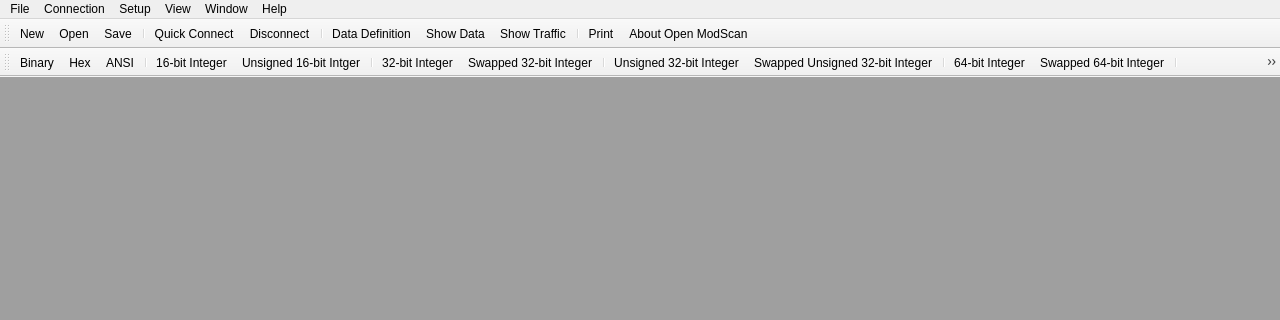
Above: omodscan/mainwindow.ui from sanny32/OpenModScan before the change; both pictures show x 0 to 1280 and y 0 to 320 of the 1280 by 720 pixel window. Below: the same form after it.
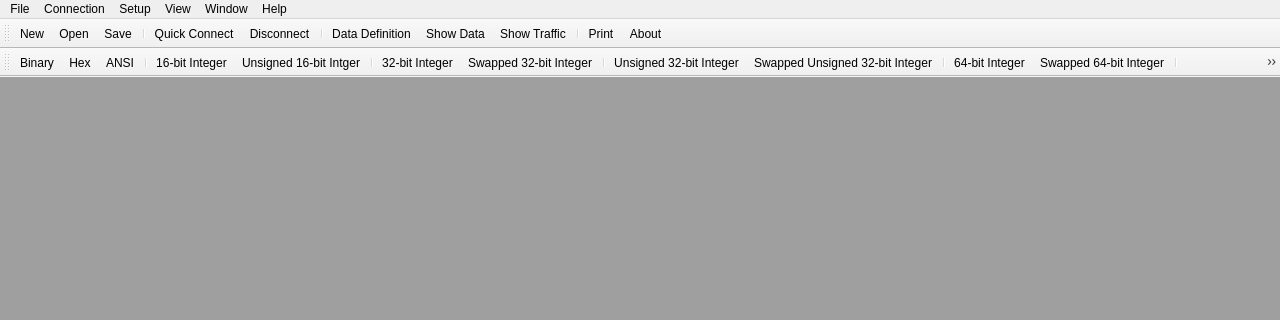
That is the form after the change. Icons and pictures are not drawn.

Patch:
```diff
--- a/omodscan/mainwindow.ui
+++ b/omodscan/mainwindow.ui
@@ -199,6 +199,15 @@
    <property name="windowTitle">
     <string>Toolbar</string>
    </property>
+   <property name="iconSize">
+    <size>
+     <width>24</width>
+     <height>24</height>
+    </size>
+   </property>
+   <property name="toolButtonStyle">
+    <enum>Qt::ToolButtonStyle::ToolButtonIconOnly</enum>
+   </property>
    <attribute name="toolBarArea">
     <enum>TopToolBarArea</enum>
    </attribute>
@@ -654,6 +663,9 @@
    <property name="text">
     <string>About Open ModScan...</string>
    </property>
+   <property name="iconText">
+    <string>About</string>
+   </property>
   </action>
   <action name="actionWindows">
    <property name="text">
```
Left out of the diff: 8 changed lines with no effect on the pictures.
